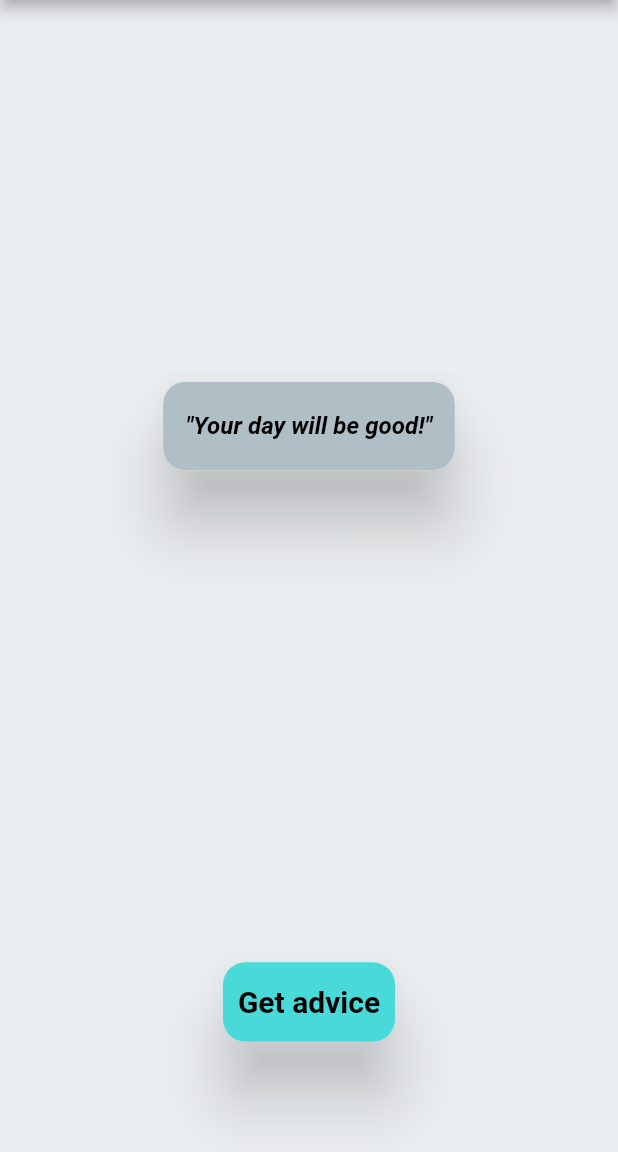
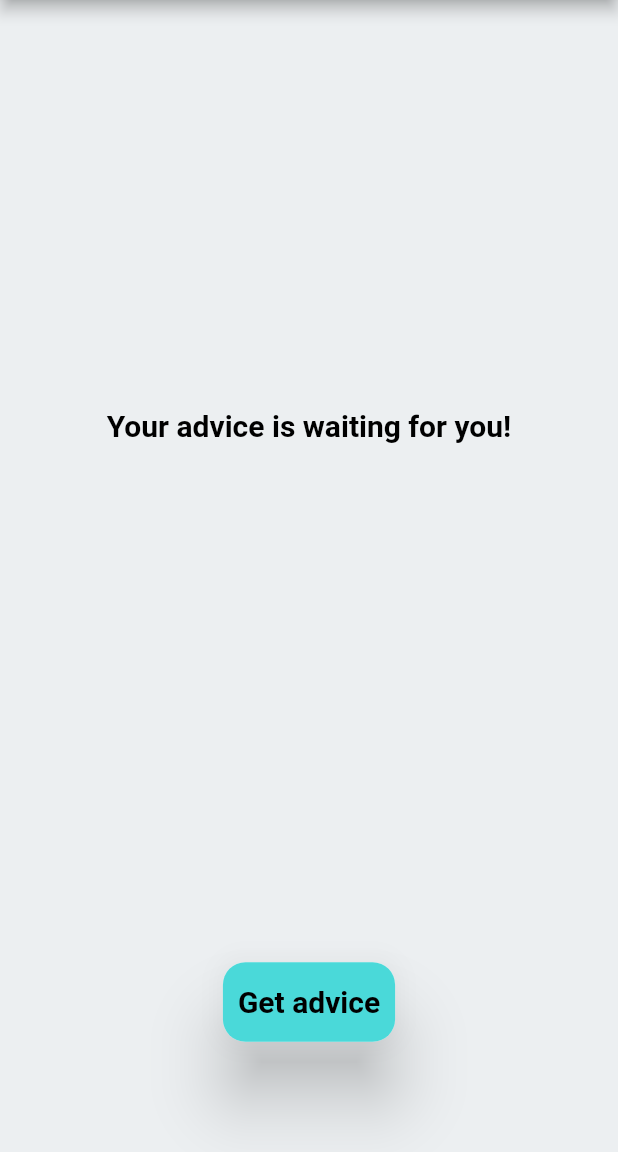
Before and after one commit to sofiabukovskaya/advicer_app, a Flutter app: the screen it shows after launch, on a phone screen of 412 x 824 dp, the part 84-1236 px from its top. Run offline on Flutter 3.47's test engine with Material 2 defaults, Android fonts, the phone set to English and light mode, and no system bars; our stand-ins replace flutter_bloc; Roboto replaces fonts that are missing (Rubik).

Commit message:
added BloC Pattern

```diff
--- a/lib/application/pages/advice/advice_page.dart
+++ b/lib/application/pages/advice/advice_page.dart
@@ -1,8 +1,24 @@
 import 'package:advicer_app/application/core/services/theme_service.dart';
+import 'package:advicer_app/application/pages/advice/bloc/advice_bloc.dart';
+import 'package:advicer_app/application/pages/advice/bloc/advice_state.dart';
 import 'package:advicer_app/application/pages/advice/widgets/advice_field.dart';
 import 'package:advicer_app/application/pages/advice/widgets/custom_button.dart';
+import 'package:advicer_app/application/pages/advice/widgets/error_message.dart';
 import 'package:flutter/material.dart';
+import 'package:flutter_bloc/flutter_bloc.dart';
 import 'package:provider/provider.dart';
+
+class AdvicePageWrapperProvider extends StatelessWidget {
+  const AdvicePageWrapperProvider({Key? key}) : super(key: key);
+
+  @override
+  Widget build(BuildContext context) {
+    return BlocProvider(
+      create: (context) => AdviceBloc(),
+      child: const AdvicePage(),
+    );
+  }
+}
 
 class AdvicePage extends StatelessWidget {
   const AdvicePage({Key? key}) : super(key: key);
@@ -30,13 +46,31 @@ class AdvicePage extends StatelessWidget {
       body: Padding(
         padding: const EdgeInsets.symmetric(horizontal: 50),
         child: Column(
-          children: const [
+          children: [
             Expanded(
               child: Center(
-                child: AdviceField(advice: 'Your day will be good!'),
+                child: BlocBuilder<AdviceBloc, AdviceState>(
+                  builder: (context, state) {
+                    if (state is AdviceInitial) {
+                      return Text(
+                        'Your advice is waiting for you!',
+                        style: themeData.textTheme.headline1,
+                      );
+                    } else if (state is AdviceStateLoading) {
+                      return CircularProgressIndicator(
+                        color: themeData.colorScheme.secondary,
+                      );
+                    } else if (state is AdviceStateLoaded) {
+                      return AdviceField(advice: state.advice);
+                    } else if (state is AdviceStateError) {
+                      return ErrorMessage(errorMessage: state.message);
+                    }
+                    return const SizedBox();
+                  },
+                ),
               ),
             ),
-            SizedBox(
+            const SizedBox(
               height: 200,
               child: Center(
                 child: CustomButton(),
--- /dev/null
+++ b/lib/application/pages/advice/bloc/advice_bloc.dart
@@ -0,0 +1,24 @@
+import 'package:advicer_app/application/pages/advice/bloc/advice_event.dart';
+import 'package:advicer_app/application/pages/advice/bloc/advice_state.dart';
+import 'package:flutter_bloc/flutter_bloc.dart';
+
+class AdviceBloc extends Bloc<AdviceEvent, AdviceState> {
+  AdviceBloc() : super(AdviceInitial()) {
+    on<AdviceRequestEvent>(
+      (event, emit) async {
+        emit(
+          AdviceStateLoading(),
+        );
+
+        await Future.delayed(
+            const Duration(
+              seconds: 2,
+            ),
+            () {});
+        emit(
+          AdviceStateLoaded(advice: 'test advice'),
+        );
+      },
+    );
+  }
+}
--- /dev/null
+++ b/lib/application/pages/advice/bloc/advice_event.dart
@@ -0,0 +1,7 @@
+abstract class AdviceEvent {}
+
+class AdviceRequestEvent extends AdviceEvent {
+  final String param;
+
+  AdviceRequestEvent({required this.param});
+}
--- /dev/null
+++ b/lib/application/pages/advice/bloc/advice_state.dart
@@ -0,0 +1,17 @@
+abstract class AdviceState {}
+
+class AdviceInitial extends AdviceState {}
+
+class AdviceStateLoading extends AdviceState {}
+
+class AdviceStateLoaded extends AdviceState {
+  final String advice;
+
+  AdviceStateLoaded({required this.advice});
+}
+
+class AdviceStateError extends AdviceState {
+  final String message;
+
+  AdviceStateError({required this.message});
+}
--- a/lib/application/pages/advice/widgets/custom_button.dart
+++ b/lib/application/pages/advice/widgets/custom_button.dart
@@ -1,4 +1,7 @@
+import 'package:advicer_app/application/pages/advice/bloc/advice_bloc.dart';
+import 'package:advicer_app/application/pages/advice/bloc/advice_event.dart';
 import 'package:flutter/material.dart';
+import 'package:flutter_bloc/flutter_bloc.dart';
 
 class CustomButton extends StatelessWidget {
   const CustomButton({Key? key}) : super(key: key);
@@ -8,7 +11,9 @@ class CustomButton extends StatelessWidget {
     final theme = Theme.of(context);
 
     return InkResponse(
-      onTap: () {},
+      onTap: () => BlocProvider.of<AdviceBloc>(context).add(
+        AdviceRequestEvent(param: 'D'),
+      ),
       child: Material(
         elevation: 20,
         borderRadius: BorderRadius.circular(15),
--- a/lib/main.dart
+++ b/lib/main.dart
@@ -27,7 +27,7 @@ class MyApp extends StatelessWidget {
           debugShowCheckedModeBanner: false,
           theme: AppTheme.lightTheme,
           darkTheme: AppTheme.darkTheme,
-          home: const AdvicePage(),
+          home: const AdvicePageWrapperProvider(),
         );
       },
     );
--- a/pubspec.yaml
+++ b/pubspec.yaml
@@ -16,6 +16,7 @@ dependencies:
 
   cupertino_icons: ^1.0.2
   provider: ^6.0.3
+  flutter_bloc: ^8.1.1
 
 dev_dependencies:
   flutter_test:
```
Also changed, not shown: pubspec.lock.
